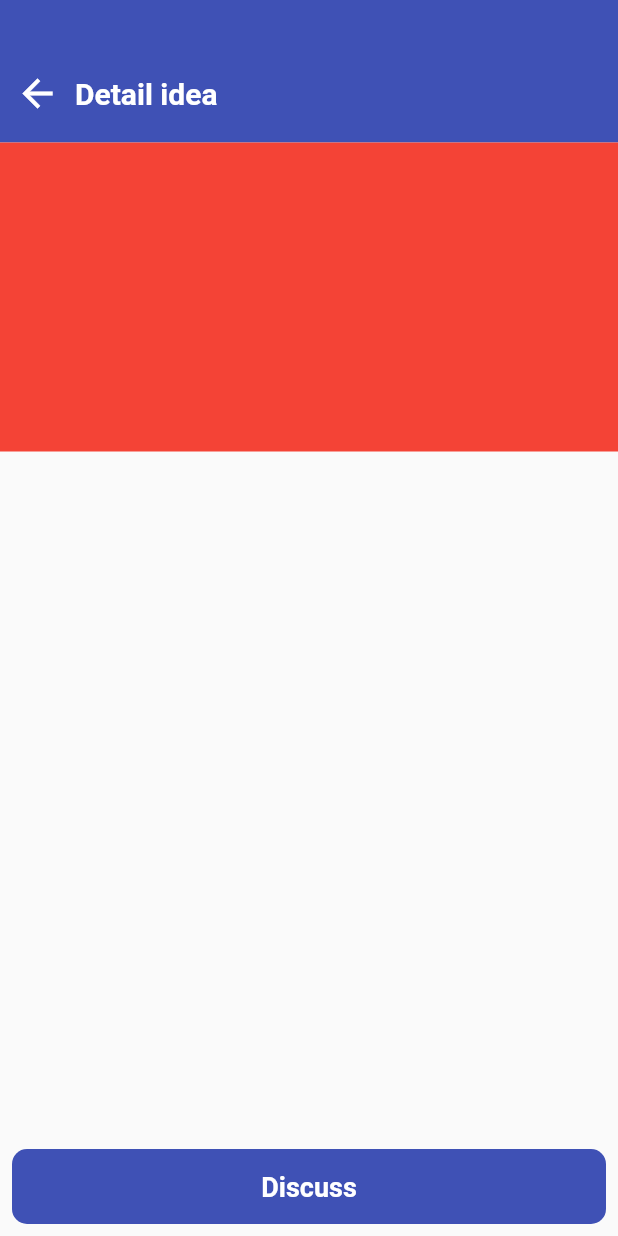
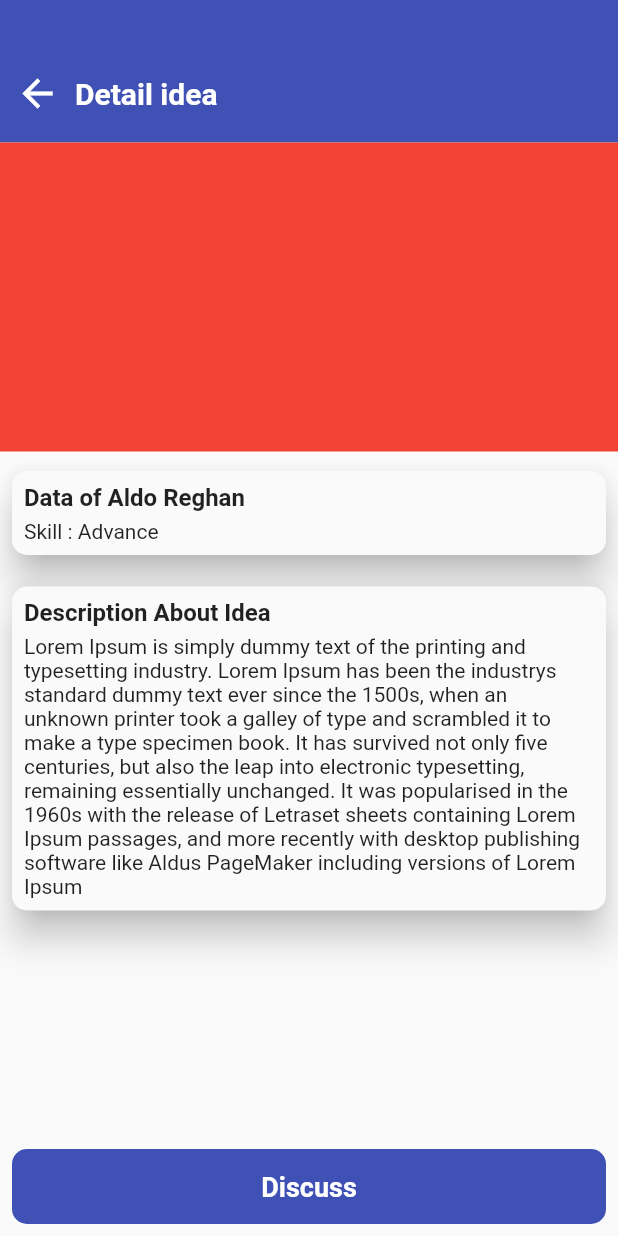
Before and after one commit to AldoReghan/IDEAShare, a Flutter app: the DetailIdeaPage screen opened by its route, on a phone screen of 412 x 824 dp. Run offline on Flutter 3.47's test engine with Material 2 defaults, Android fonts, the phone set to English and light mode, and no system bars; network calls fail.

Commit message:
detail idea pages update

```diff
--- a/lib/pages/detail_idea.dart
+++ b/lib/pages/detail_idea.dart
@@ -90,10 +90,67 @@ class _DetailIdeaPageState extends State<DetailIdeaPage> {
           child: Column(children: [
             setAppBar(_key),
             Container(
-              height: height/4,
+              height: height / 4,
               color: Colors.red,
             ),
-            SizedBox(height: 5,)
+            SizedBox(
+              height: 5,
+            ),
+            Padding(
+              padding: EdgeInsets.all(8),
+              child: Container(
+                width: MediaQuery.of(context).size.width,
+                child: Material(
+                  elevation: 10,
+                  borderRadius: BorderRadius.circular(10),
+                  child: Padding(
+                    padding: EdgeInsets.all(8),
+                    child: Column(
+                      crossAxisAlignment: CrossAxisAlignment.start,
+                      children: [
+                        Text('Data of Aldo Reghan',style: TextStyle(
+                              fontSize: 16, fontWeight: FontWeight.bold),),
+                        SizedBox(
+                          height: 5,
+                        ),
+                        Text('Skill : Advance'),
+                      ],
+                    ),
+                  ),
+                ),
+              ),
+            ),
+            SizedBox(
+              height: 5,
+            ),
+            Padding(
+              padding: EdgeInsets.all(8),
+              child: Container(
+                width: MediaQuery.of(context).size.width,
+                child: Material(
+                  elevation: 10,
+                  borderRadius: BorderRadius.circular(10),
+                  child: Padding(
+                    padding: EdgeInsets.all(8),
+                    child: Column(
+                      crossAxisAlignment: CrossAxisAlignment.start,
+                      children: [
+                        Text(
+                          'Description About Idea',
+                          style: TextStyle(
+                              fontSize: 16, fontWeight: FontWeight.bold),
+                        ),
+                        SizedBox(
+                          height: 5,
+                        ),
+                        Text(
+                            'Lorem Ipsum is simply dummy text of the printing and typesetting industry. Lorem Ipsum has been the industrys standard dummy text ever since the 1500s, when an unknown printer took a galley of type and scrambled it to make a type specimen book. It has survived not only five centuries, but also the leap into electronic typesetting, remaining essentially unchanged. It was popularised in the 1960s with the release of Letraset sheets containing Lorem Ipsum passages, and more recently with desktop publishing software like Aldus PageMaker including versions of Lorem Ipsum'),
+                      ],
+                    ),
+                  ),
+                ),
+              ),
+            )
           ]),
         ),
         bottomNavigationBar: buttonBottom());
```
Also changed, not shown: lib/component/cardItem.dart (+7 -5 lines).
